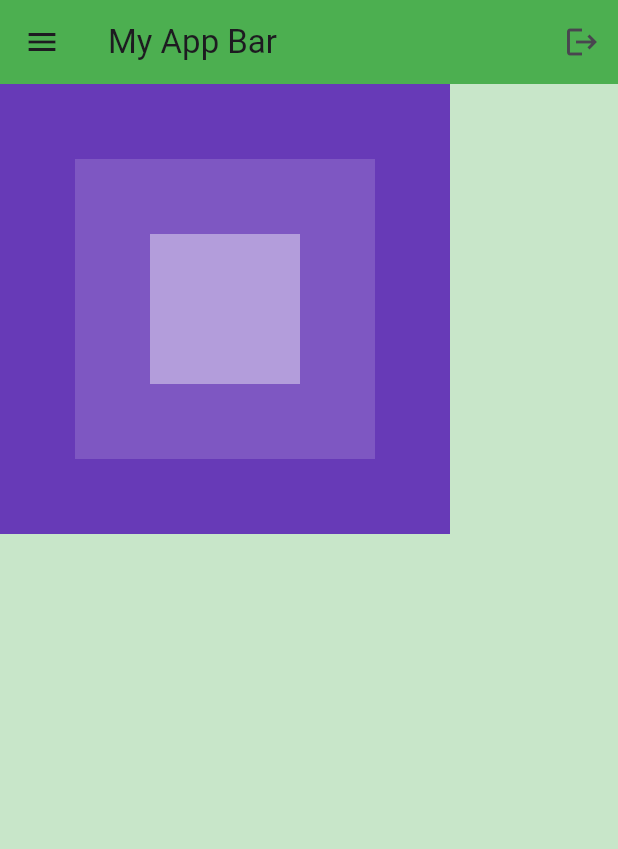
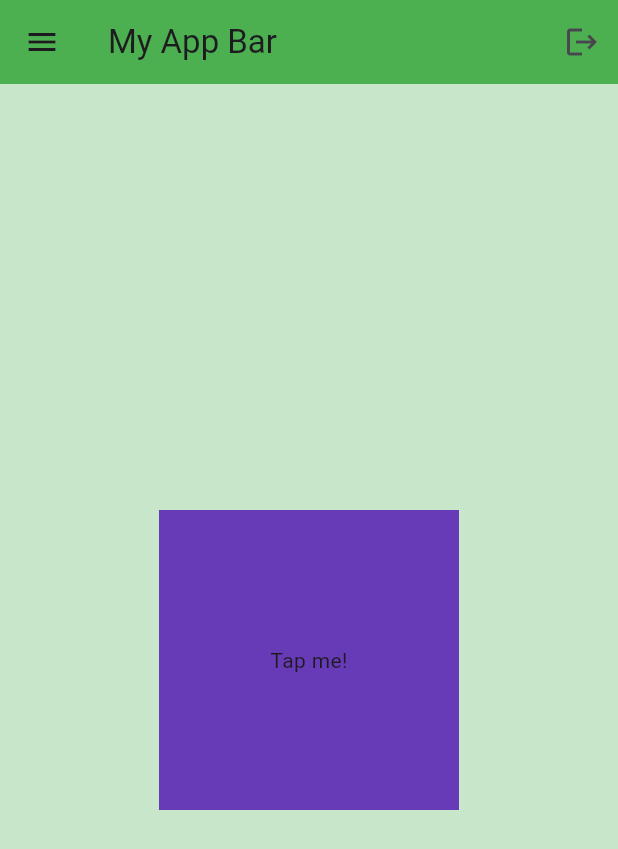
Before and after one commit to cuhp293/CodeFresher, a Flutter app: the screen it shows after launch, on a phone screen of 412 x 824 dp. Shown: the top 849 px of the screen. Run offline on Flutter 3.47's test engine with Material 3 defaults, Android fonts, the phone set to English and light mode, and no system bars.

Commit message:
Flutter: WIDGET - gesture detector

```diff
--- a/Flutter/flutter_beginner_course/lib/main.dart
+++ b/Flutter/flutter_beginner_course/lib/main.dart
@@ -6,6 +6,11 @@ void main() {
 
 class MyApp extends StatelessWidget {
   const MyApp({super.key});
+
+  // functions & methods
+  void userTapped() {
+    print("User tapped on function!");
+  }
 
   @override
   Widget build(BuildContext context) {
@@ -23,31 +28,20 @@ class MyApp extends StatelessWidget {
             IconButton(onPressed: () {}, icon: Icon(Icons.logout)),
           ],
         ),
-        body: Stack(
-          alignment: Alignment.center,
-          children: [
-            // big box
-            Container(
-              height: 300,
-              width: 300,
-              color: Colors.deepPurple,
-            ),
-
-            // medium box
-            Container(
+        body: Center(
+          child: GestureDetector(
+            /* onTap: () {
+              // do something, user tapped the container.
+              print("User tapped!");
+            }, */
+            onTap: userTapped,
+            child: Container(
               height: 200,
               width: 200,
-              color: Colors.deepPurple[400],
+              color: Colors.deepPurple,
+              child: Center(child: Text("Tap me!")),
             ),
-
-            // small box
-            Container(
-              height: 100,
-              width: 100,
-              color: Colors.deepPurple[200],
-            ),
-
-          ],
+          ),
         ),
       ),
     );
```
